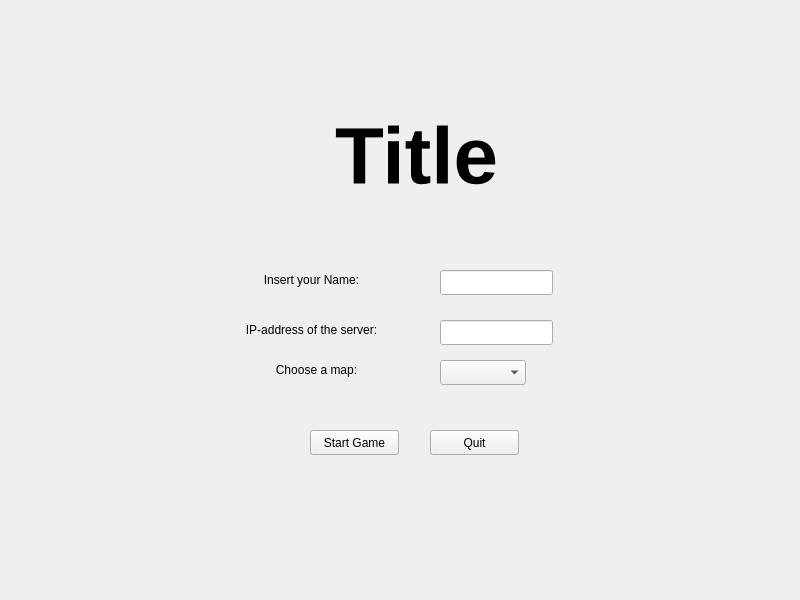
Before: the Qt Designer form view2D/StartingDialog.ui in tglane/asteroids, drawn with Qt 5.
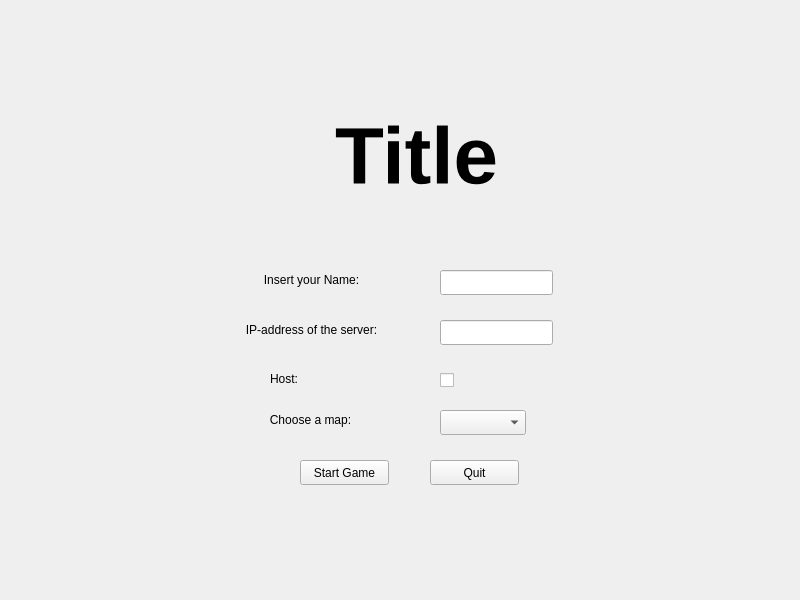
After: the same form once the commit is applied.

Diff of the .ui file:
```diff
--- a/view2D/StartingDialog.ui
+++ b/view2D/StartingDialog.ui
@@ -17,8 +17,8 @@
    <widget class="QPushButton" name="StartGame">
     <property name="geometry">
      <rect>
-      <x>310</x>
-      <y>430</y>
+      <x>300</x>
+      <y>460</y>
       <width>89</width>
       <height>25</height>
      </rect>
@@ -31,7 +31,7 @@
     <property name="geometry">
      <rect>
       <x>430</x>
-      <y>430</y>
+      <y>460</y>
       <width>89</width>
       <height>25</height>
      </rect>
@@ -119,7 +119,7 @@
     <property name="geometry">
      <rect>
       <x>440</x>
-      <y>360</y>
+      <y>410</y>
       <width>86</width>
       <height>25</height>
      </rect>
@@ -128,8 +128,8 @@
    <widget class="QLabel" name="ChooseMapLabel">
     <property name="geometry">
      <rect>
-      <x>226</x>
-      <y>360</y>
+      <x>220</x>
+      <y>410</y>
       <width>181</width>
       <height>20</height>
      </rect>
@@ -141,6 +141,32 @@
      <set>Qt::AlignCenter</set>
     </property>
    </widget>
+   <widget class="QCheckBox" name="checkHost">
+    <property name="geometry">
+     <rect>
+      <x>440</x>
+      <y>370</y>
+      <width>21</width>
+      <height>21</height>
+     </rect>
+    </property>
+    <property name="text">
+     <string/>
+    </property>
+   </widget>
+   <widget class="QLabel" name="checkHostLabel">
+    <property name="geometry">
+     <rect>
+      <x>270</x>
+      <y>370</y>
+      <width>67</width>
+      <height>17</height>
+     </rect>
+    </property>
+    <property name="text">
+     <string>Host:</string>
+    </property>
+   </widget>
   </widget>
   <widget class="QMenuBar" name="menubar">
    <property name="geometry">
```
Left out of the diff: 2 changed lines with no effect on the pictures.
